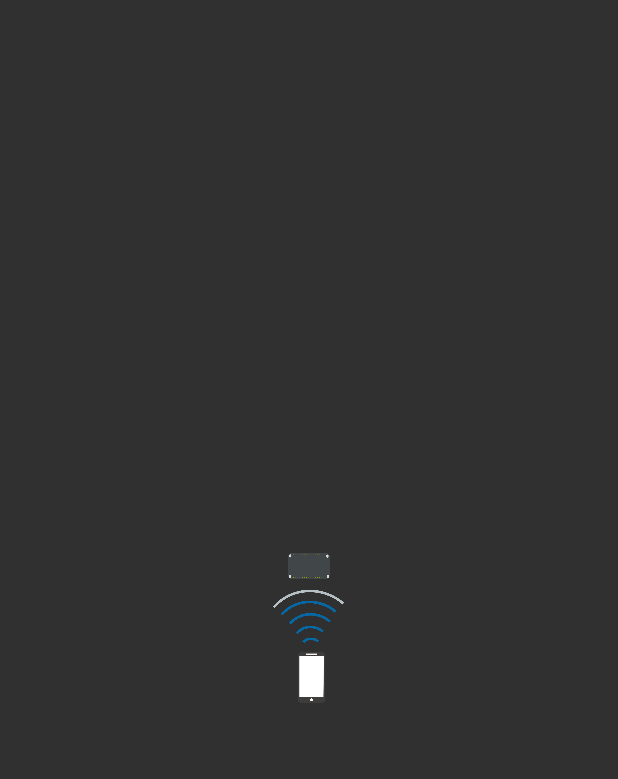
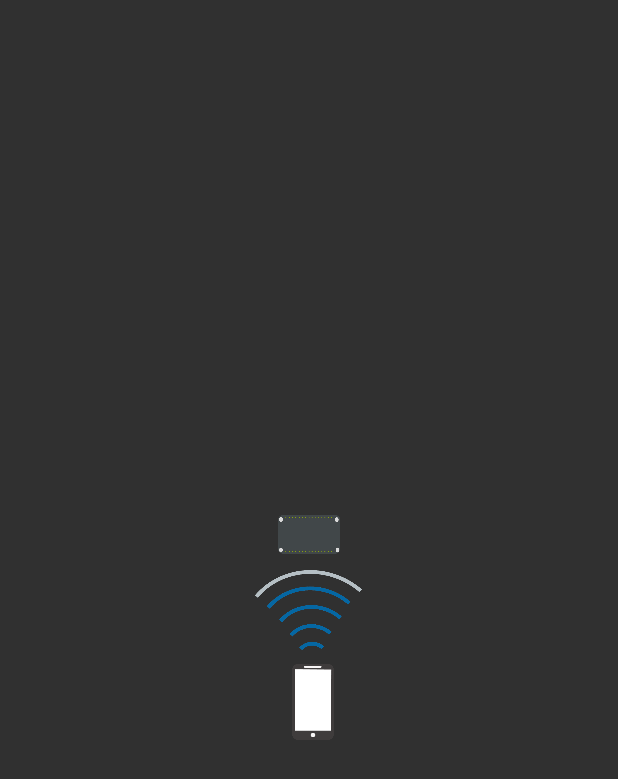
Before and after one commit to vaginessa/ESP-CONNECT, an Android app: the ScanningActivity screen opened directly, with no data from a screen before it, on a phone screen of 412 x 824 dp. Shown: the top 779 px of the screen. Run offline under Robolectric (Android 15) with nearby library versions, the phone set to English and light mode, and no system bars; our stand-ins replace Dagger/Hilt's generated code; libraries missing offline, so code that uses them is left out: com.google.android.gms, permissions.dispatcher; 2 statements that could not run were skipped.

Commit message:
Added connecting animation

```diff
--- a/app/src/main/java/au/com/umranium/espconnect/app/taskscreens/BaseTaskActivity.java
+++ b/app/src/main/java/au/com/umranium/espconnect/app/taskscreens/BaseTaskActivity.java
@@ -56,7 +56,7 @@ abstract public class BaseTaskActivity<BaseControllerType extends BaseController
 
   public void setAnimation(@DrawableRes int animationRes) {
     ImageView animationImage = (ImageView) findViewById(R.id.img_animation);
-    animationImage.setImageResource(R.drawable.scanning_animation);
+    animationImage.setImageResource(animationRes);
     AnimationDrawable animationDrawable = (AnimationDrawable) animationImage.getDrawable();
     animationDrawable.start();
   }
--- a/app/src/main/res/layout/activity_base_task.xml
+++ b/app/src/main/res/layout/activity_base_task.xml
@@ -26,7 +26,8 @@
       android:layout_height="@dimen/task_animation_image_height"
       android:layout_below="@id/txt_title"
       android:layout_centerHorizontal="true"
-      android:layout_marginTop="@dimen/standard_item_spacing"
+      android:layout_marginBottom="24dp"
+      android:layout_marginTop="24dp"
       android:scaleType="fitCenter"
       tools:src="@drawable/scanning_animation"/>
 
@@ -36,7 +37,6 @@
       android:layout_height="wrap_content"
       android:layout_below="@id/img_animation"
       android:layout_centerHorizontal="true"
-      android:layout_marginTop="@dimen/standard_item_spacing"
       android:gravity="center"
       android:textAppearance="@style/TextAppearance.AppCompat.Body1"
       tools:text="To make bread everyday"/>
--- a/app/src/main/res/values/dimens.xml
+++ b/app/src/main/res/values/dimens.xml
@@ -4,5 +4,5 @@
   <dimen name="activity_vertical_margin">16dp</dimen>
   <dimen name="fab_margin">16dp</dimen>
   <dimen name="standard_item_spacing">16dp</dimen>
-  <dimen name="task_animation_image_height">100dp</dimen>
+  <dimen name="task_animation_image_height">150dp</dimen>
 </resources>
```
Also changed, not shown: app/src/main/java/au/com/umranium/espconnect/app/taskscreens/connecting/ConnectingActivity.java (+7 -0 lines), app/src/main/res/drawable/connecting_animation.xml (added, +17 -0 lines), app/src/main/res/drawable-hdpi/connecting_animation_1.png (added), app/src/main/res/drawable-hdpi/connecting_animation_2.png (added), app/src/main/res/drawable-hdpi/connecting_animation_3.png (added), app/src/main/res/drawable-ldpi/connecting_animation_1.png (added), app/src/main/res/drawable-ldpi/connecting_animation_2.png (added), app/src/main/res/drawable-ldpi/connecting_animation_3.png (added), app/src/main/res/drawable-mdpi/connecting_animation_1.png (added), app/src/main/res/drawable-mdpi/connecting_animation_2.png (added), app/src/main/res/drawable-mdpi/connecting_animation_3.png (added), app/src/main/res/drawable-xhdpi/connecting_animation_1.png (added), app/src/main/res/drawable-xhdpi/connecting_animation_2.png (added), app/src/main/res/drawable-xhdpi/connecting_animation_3.png (added), 3 more files.
